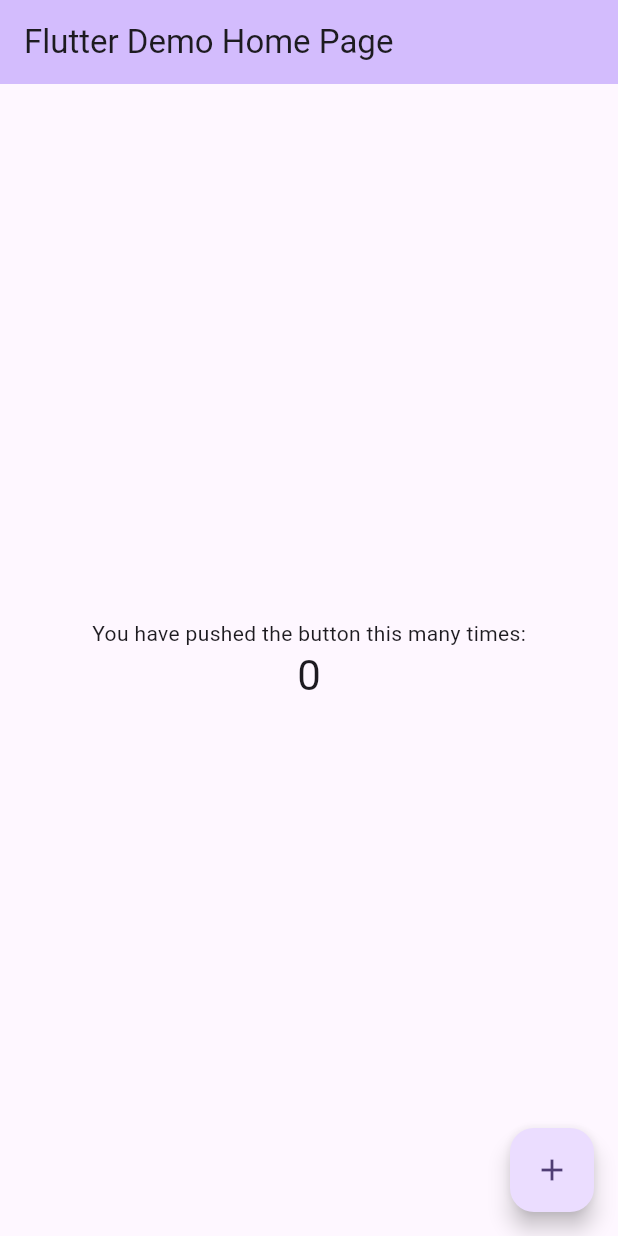
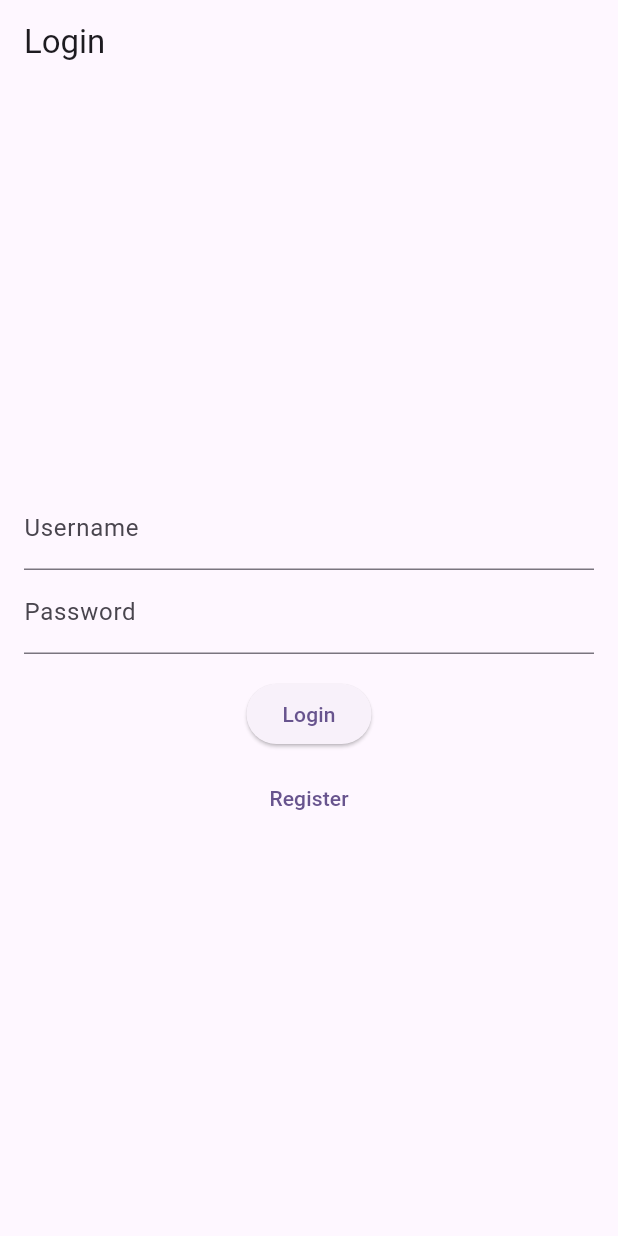
Before and after one commit to benialandra/flutter_monitoring_pos, a Flutter app: the screen it shows after launch, on a phone screen of 412 x 824 dp. Run offline on Flutter 3.47's test engine with Material 3 defaults, Android fonts, the phone set to English and light mode, and no system bars.

Commit message:
login page

```diff
--- a/lib/main.dart
+++ b/lib/main.dart
@@ -1,4 +1,8 @@
 import 'package:flutter/material.dart';
+import 'package:http/http.dart' as http;
+import 'dart:convert';
+import 'user/dashboard.dart'; // Tambahkan ini
+import 'user/register.dart';
 
 void main() {
   runApp(const MyApp());
@@ -7,45 +11,122 @@
 class MyApp extends StatelessWidget {
   const MyApp({super.key});
 
-  // This widget is the root of your application.
   @override
   Widget build(BuildContext context) {
     return MaterialApp(
-      title: 'Flutter Demo',
+      title: 'Login Demo',
       theme: ThemeData(
-        // This is the theme of your application.
-        //
-        // TRY THIS: Try running your application with "flutter run". You'll see
-        // the application has a purple toolbar. Then, without quitting the app,
-        // try changing the seedColor in the colorScheme below to Colors.green
-        // and then invoke "hot reload" (save your changes or press the "hot
-        // reload" button in a Flutter-supported IDE, or press "r" if you used
-        // the command line to start the app).
-        //
-        // Notice that the counter didn't reset back to zero; the application
-        // state is not lost during the reload. To reset the state, use hot
-        // restart instead.
-        //
-        // This works for code too, not just values: Most code changes can be
-        // tested with just a hot reload.
         colorScheme: ColorScheme.fromSeed(seedColor: Colors.deepPurple),
       ),
-      home: const MyHomePage(title: 'Flutter Demo Home Page'),
+      home: const LoginPage(),
+    );
+  }
+}
+
+class LoginPage extends StatefulWidget {
+  const LoginPage({super.key});
+
+  @override
+  State<LoginPage> createState() => _LoginPageState();
+}
+
+class _LoginPageState extends State<LoginPage> {
+  final TextEditingController _userController = TextEditingController();
+  final TextEditingController _passController = TextEditingController();
+  bool _loading = false;
+  String? _error;
+
+  Future<void> _login() async {
+    setState(() {
+      _loading = true;
+      _error = null;
+    });
+
+    // Contoh enkripsi sederhana pakai base64
+    String user = base64Encode(utf8.encode(_userController.text));
+    String pass = base64Encode(utf8.encode(_passController.text));
+
+    try {
+      final response = await http.post(
+        Uri.parse('http://localhost:81/login.php'),
+        body: {'user': user, 'password': pass},
+      );
+
+      if (response.statusCode == 200) {
+        var data = jsonDecode(response.body);
+        if (data['success'] == true) {
+          // Login sukses, pindah ke halaman dashboard
+          Navigator.pushReplacement(
+            context,
+            MaterialPageRoute(builder: (context) => const LoginPage()),
+          );
+        } else {
+          setState(() {
+            _error = data['message'] ?? 'Login gagal';
+          });
+        }
+      } else {
+        setState(() {
+          _error = 'Server error: ${response.statusCode}';
+        });
+      }
+    } catch (e) {
+      setState(() {
+        _error = 'Gagal koneksi ke server';
+      });
+    } finally {
+      setState(() {
+        _loading = false;
+      });
+    }
+  }
+
+  @override
+  Widget build(BuildContext context) {
+    return Scaffold(
+      appBar: AppBar(title: const Text('Login')),
+      body: Padding(
+        padding: const EdgeInsets.all(16.0),
+        child: Column(
+          mainAxisAlignment: MainAxisAlignment.center,
+          children: [
+            TextField(
+              controller: _userController,
+              decoration: const InputDecoration(labelText: 'Username'),
+            ),
+            TextField(
+              controller: _passController,
+              decoration: const InputDecoration(labelText: 'Password'),
+              obscureText: true,
+            ),
+            const SizedBox(height: 16),
+            if (_error != null)
+              Text(_error!, style: const TextStyle(color: Colors.red)),
+            ElevatedButton(
+              onPressed: _loading ? null : _login,
+              child: _loading
+                  ? const CircularProgressIndicator()
+                  : const Text('Login'),
+            ),
+            const SizedBox(height: 8),
+            TextButton(
+              onPressed: () {
+                Navigator.push(
+                  context,
+                  MaterialPageRoute(builder: (context) => RegisterPage()),
+                );
+              },
+              child: const Text('Register'),
+            ),
+          ],
+        ),
+      ),
     );
   }
 }
 
 class MyHomePage extends StatefulWidget {
   const MyHomePage({super.key, required this.title});
-
-  // This widget is the home page of your application. It is stateful, meaning
-  // that it has a State object (defined below) that contains fields that affect
-  // how it looks.
-
-  // This class is the configuration for the state. It holds the values (in this
-  // case the title) provided by the parent (in this case the App widget) and
-  // used by the build method of the State. Fields in a Widget subclass are
-  // always marked "final".
 
   final String title;
 
@@ -58,50 +139,19 @@
 
   void _incrementCounter() {
     setState(() {
-      // This call to setState tells the Flutter framework that something has
-      // changed in this State, which causes it to rerun the build method below
-      // so that the display can reflect the updated values. If we changed
-      // _counter without calling setState(), then the build method would not be
-      // called again, and so nothing would appear to happen.
       _counter++;
     });
   }
 
   @override
   Widget build(BuildContext context) {
-    // This method is rerun every time setState is called, for instance as done
-    // by the _incrementCounter method above.
-    //
-    // The Flutter framework has been optimized to make rerunning build methods
-    // fast, so that you can just rebuild anything that needs updating rather
-    // than having to individually change instances of widgets.
     return Scaffold(
       appBar: AppBar(
-        // TRY THIS: Try changing the color here to a specific color (to
-        // Colors.amber, perhaps?) and trigger a hot reload to see the AppBar
-        // change color while the other colors stay the same.
         backgroundColor: Theme.of(context).colorScheme.inversePrimary,
-        // Here we take the value from the MyHomePage object that was created by
-        // the App.build method, and use it to set our appbar title.
         title: Text(widget.title),
       ),
       body: Center(
-        // Center is a layout widget. It takes a single child and positions it
-        // in the middle of the parent.
         child: Column(
-          // Column is also a layout widget. It takes a list of children and
-          // arranges them vertically. By default, it sizes itself to fit its
-          // children horizontally, and tries to be as tall as its parent.
-          //
-          // Column has various properties to control how it sizes itself and
-          // how it positions its children. Here we use mainAxisAlignment to
-          // center the children vertically; the main axis here is the vertical
-          // axis because Columns are vertical (the cross axis would be
-          // horizontal).
-          //
-          // TRY THIS: Invoke "debug painting" (choose the "Toggle Debug Paint"
-          // action in the IDE, or press "p" in the console), to see the
-          // wireframe for each widget.
           mainAxisAlignment: MainAxisAlignment.center,
           children: <Widget>[
             const Text('You have pushed the button this many times:'),
@@ -116,7 +166,7 @@
         onPressed: _incrementCounter,
         tooltip: 'Increment',
         child: const Icon(Icons.add),
-      ), // This trailing comma makes auto-formatting nicer for build methods.
+      ),
     );
   }
 }
--- a/pubspec.yaml
+++ b/pubspec.yaml
@@ -34,6 +34,7 @@ dependencies:
   # The following adds the Cupertino Icons font to your application.
   # Use with the CupertinoIcons class for iOS style icons.
   cupertino_icons: ^1.0.8
+  http: ^1.2.0
 
 dev_dependencies:
   flutter_test:
```
Also changed, not shown: lib/user/dashboard.dart (added, +11 -0 lines), lib/user/register.dart (added, +100 -0 lines), lib/user/forgot_password.dart (added), pubspec.lock.
